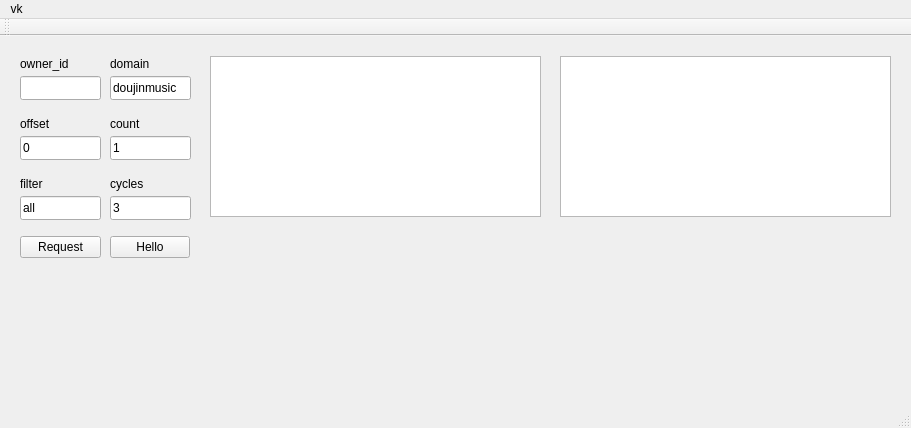
First picture: the form in wallreader/interface.ui, repository zavalroman/vkdoujinmusic, before the edit.
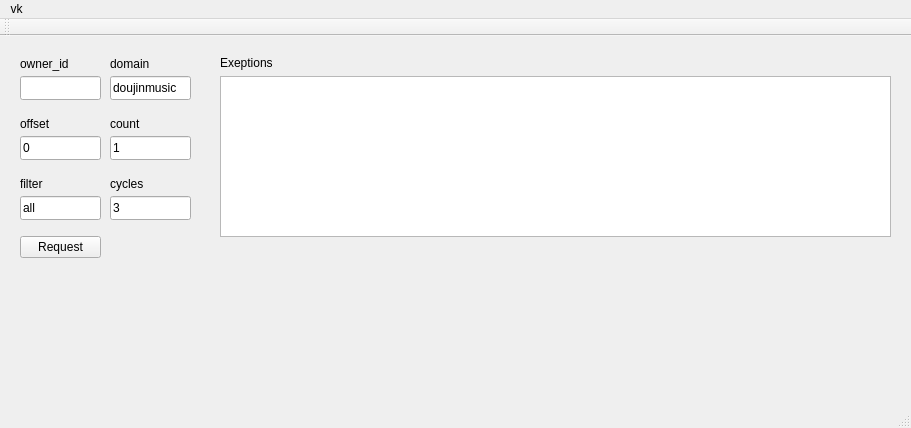
Second picture: the form after the edit.

```diff
--- a/wallreader/interface.ui
+++ b/wallreader/interface.ui
@@ -183,37 +183,27 @@
      <string>Request</string>
     </property>
    </widget>
-   <widget class="QListView" name="processView">
-    <property name="geometry">
-     <rect>
-      <x>210</x>
-      <y>20</y>
-      <width>331</width>
-      <height>161</height>
-     </rect>
-    </property>
-   </widget>
    <widget class="QListView" name="alarmView">
     <property name="geometry">
      <rect>
-      <x>560</x>
-      <y>20</y>
-      <width>331</width>
+      <x>220</x>
+      <y>40</y>
+      <width>671</width>
       <height>161</height>
      </rect>
     </property>
    </widget>
-   <widget class="QPushButton" name="pushButton">
+   <widget class="QLabel" name="label_2">
     <property name="geometry">
      <rect>
-      <x>110</x>
-      <y>200</y>
-      <width>80</width>
-      <height>22</height>
+      <x>220</x>
+      <y>20</y>
+      <width>59</width>
+      <height>14</height>
      </rect>
     </property>
     <property name="text">
-     <string>Hello</string>
+     <string>Exeptions</string>
     </property>
    </widget>
   </widget>
```
